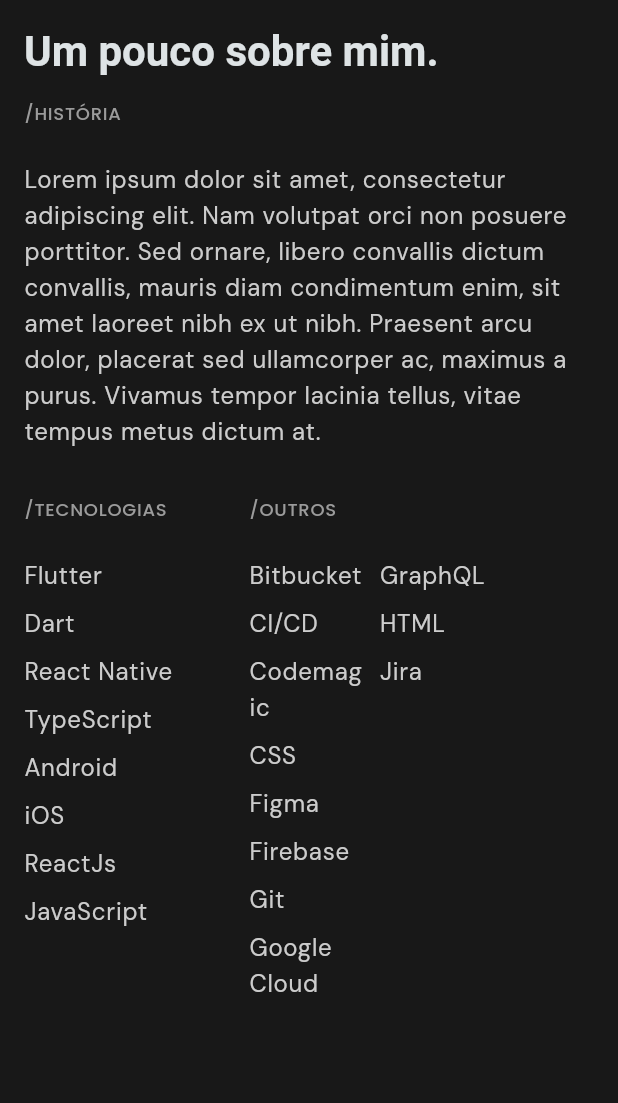
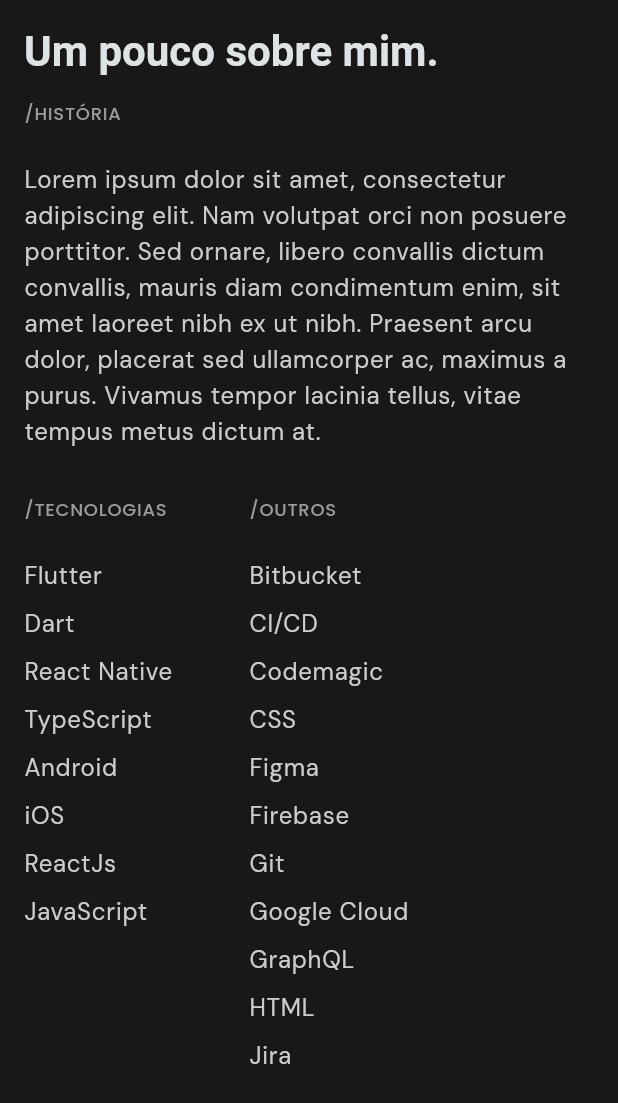
Before and after one commit to origemjhanpoll/origemjhanpoll.github.io, a Flutter app: the AboutWidget widget shown alone on an empty page, opened directly, on a phone screen of 412 x 824 dp. Shown: the top 1103 px of the screen. Run offline on Flutter 3.47's test engine with Material 3 defaults, Android fonts, the phone set to English and light mode, and no system bars; our stand-ins replace flutter_bloc, flutter_svg, google_fonts; generated files the repository leaves out were written again.

Commit message:
adding new experience widget

```diff
--- a/lib/core/widgets/app_bar_widget.dart
+++ b/lib/core/widgets/app_bar_widget.dart
@@ -21,6 +21,7 @@
     final localizationTabs = [
       localization.menuHome,
       localization.menuAbout,
+      localization.menuExperiences,
       localization.menuProject,
       localization.menuArticle,
       localization.menuContact,
--- a/lib/features/portfolio/presentation/widgets/about_widget.dart
+++ b/lib/features/portfolio/presentation/widgets/about_widget.dart
@@ -9,17 +9,15 @@
   Widget build(BuildContext context) {
     final theme = Theme.of(context);
     final size = MediaQuery.sizeOf(context);
+    final padding = SpacingSize.getPadding(size.width);
     final isScreenMedium = size.width >= ScreenSize.small;
 
     return Column(
       crossAxisAlignment: CrossAxisAlignment.start,
       children: [
-        Padding(
-          padding: EdgeInsets.only(
-            top: SpacingSize.getPadding(size.width),
-            left: SpacingSize.getPadding(size.width),
-            right: SpacingSize.getPadding(size.width),
-          ),
+        AnimatedPadding(
+          duration: Durations.medium1,
+          padding: EdgeInsets.only(top: padding, left: padding, right: padding),
           child: SelectableText(
             'Um pouco sobre mim.',
             style: theme.textTheme.headlineMedium!
@@ -32,8 +30,9 @@
           mainAxisSize: MainAxisSize.min,
           children: [
             Flexible(
-              child: Padding(
-                padding: EdgeInsets.all(SpacingSize.getPadding(size.width)),
+              child: AnimatedPadding(
+                duration: Durations.medium1,
+                padding: EdgeInsets.all(padding),
                 child: Column(
                   mainAxisAlignment: MainAxisAlignment.start,
                   crossAxisAlignment: CrossAxisAlignment.start,
@@ -55,8 +54,9 @@
               ),
             ),
             Flexible(
-              child: Padding(
-                padding: EdgeInsets.all(SpacingSize.getPadding(size.width)),
+              child: AnimatedPadding(
+                duration: Durations.medium1,
+                padding: EdgeInsets.all(padding),
                 child: Row(
                   crossAxisAlignment: CrossAxisAlignment.start,
                   spacing: SpacingSize.extraLarge,
@@ -100,37 +100,31 @@
                               style: theme.textTheme.labelMedium,
                             ),
                           ),
-                          Row(
-                            crossAxisAlignment: CrossAxisAlignment.start,
+                          Wrap(
                             spacing: SpacingSize.small,
+                            runSpacing: SpacingSize.small,
                             children: [
-                              Flexible(
-                                child: Column(
+                              Column(
                                 crossAxisAlignment: CrossAxisAlignment.start,
                                 spacing: SpacingSize.small,
                                 children: List.generate(
                                   toolsAndPlatforms_1.length,
                                   (index) => SelectableText(
                                     toolsAndPlatforms_1[index],
-                                      style: theme.textTheme.bodyLarge!
-                                          .copyWith(
+                                    style: theme.textTheme.bodyLarge!.copyWith(
                                         overflow: TextOverflow.ellipsis),
                                   ),
                                 ),
                               ),
-                              ),
-                              Flexible(
-                                child: Column(
+                              Column(
                                 crossAxisAlignment: CrossAxisAlignment.start,
                                 spacing: SpacingSize.small,
                                 children: List.generate(
                                   toolsAndPlatforms_2.length,
                                   (index) => SelectableText(
                                     toolsAndPlatforms_2[index],
-                                      style: theme.textTheme.bodyLarge!
-                                          .copyWith(
+                                    style: theme.textTheme.bodyLarge!.copyWith(
                                         overflow: TextOverflow.ellipsis),
-                                    ),
                                   ),
                                 ),
                               ),
--- a/lib/l10n/app_en.arb
+++ b/lib/l10n/app_en.arb
@@ -7,6 +7,10 @@
   "menuAbout": "About",
   "@menuAbout": {
     "description": "About"
+  },
+  "menuExperiences": "Experiences",
+  "@menuExperiences": {
+    "description": "Experiences"
   },
   "menuProject": "Projects",
   "@menuProject": {
--- a/lib/l10n/app_pt.arb
+++ b/lib/l10n/app_pt.arb
@@ -2,6 +2,7 @@
   "@@locale": "pt",
   "menuHome": "Início",
   "menuAbout": "Sobre",
+  "menuExperiences": "Experiências",
   "menuProject": "Projetos",
   "menuArticle": "Artigos",
   "menuContact": "Contato",
```
Also changed, not shown: lib/core/widgets/drawer_widget.dart (+12 -3 lines), lib/features/portfolio/presentation/page/home_page.dart (+10 -1 lines), lib/features/portfolio/presentation/widgets/experiences_widget.dart (added, +114 -0 lines), lib/features/portfolio/presentation/widgets/home_widget.dart (+7 -5 lines). Lines whose indentation alone changed are shown as unchanged.
